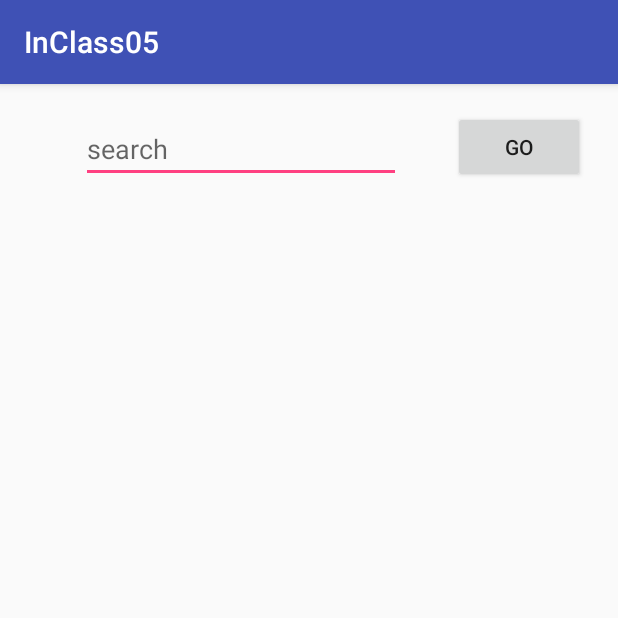
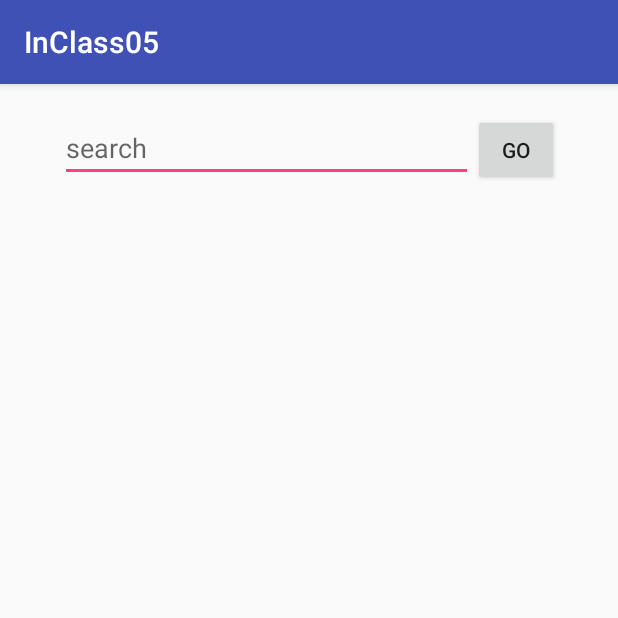
Before and after one commit to StephenWeber11/InClass05, an Android app: the screen it shows after launch (MainActivity), on a phone screen of 412 x 824 dp, the top half of it. Run offline under Robolectric (Android 15) with nearby library versions, the phone set to English and light mode, and no system bars.

Commit message:
Final adjustments

```diff
--- a/app/src/main/res/layout/activity_main.xml
+++ b/app/src/main/res/layout/activity_main.xml
@@ -1,60 +1,79 @@
 <?xml version="1.0" encoding="utf-8"?>
 <RelativeLayout xmlns:android="http://schemas.android.com/apk/res/android"
     xmlns:app="http://schemas.android.com/apk/res-auto"
+    xmlns:tools="http://schemas.android.com/tools"
     android:layout_width="match_parent"
-    android:layout_height="match_parent">
+    android:layout_height="match_parent"
+    android:padding="20dp"
+    tools:context="com.uncc.mobileappdev.inclass05.MainActivity">
+    <LinearLayout
+        android:id="@+id/linear"
+        android:layout_width="match_parent"
+        android:layout_height="wrap_content"
+        android:orientation="horizontal">
+
+        <EditText
+            android:id="@+id/editText_search"
+            android:layout_width="397dp"
+            android:layout_height="wrap_content"
+            android:layout_weight="0.8"
+            android:layout_marginLeft="20dp"
+            android:hint="@string/search_string" />
 
         <Button
             android:id="@+id/button_go"
             android:layout_width="wrap_content"
             android:layout_height="wrap_content"
-        android:layout_alignParentEnd="true"
-        android:layout_alignParentTop="true"
-        android:layout_marginEnd="22dp"
-        android:layout_marginTop="18dp"
+            android:layout_marginEnd="19dp"
+            android:layout_marginRight="19dp"
+            android:layout_weight="0.2"
+            android:longClickable="true"
             android:text="@string/go_string" />
+    </LinearLayout>
 
-    <EditText
-        android:id="@+id/editText_search"
-        android:layout_width="wrap_content"
-        android:layout_height="wrap_content"
-        android:layout_alignBottom="@+id/button_go"
-        android:layout_alignParentStart="true"
-        android:layout_marginStart="54dp"
-        android:ems="10"
-        android:hint="@string/search_string" />
+    <LinearLayout
+        android:layout_width="match_parent"
+        android:layout_height="match_parent"
+        android:layout_below="@+id/linear"
+        android:orientation="vertical">
 
         <ImageView
             android:id="@+id/photoDisplay"
-        android:layout_width="400dp"
-        android:layout_height="400dp"
-        android:layout_below="@+id/button_go"
-        android:layout_centerHorizontal="true"
-        android:layout_marginTop="26dp"
+            android:layout_width="match_parent"
+            android:layout_height="0dp"
+            android:layout_marginTop="10dp"
+            android:layout_weight="0.8"
             android:contentDescription="@string/photo_content_desc" />
+
+        <RelativeLayout
+            android:layout_width="match_parent"
+            android:layout_height="0dp"
+            android:layout_weight="0.2"
+            android:gravity="bottom"
+            android:orientation="horizontal">
 
             <ImageButton
                 android:id="@+id/prev"
                 android:layout_width="100dp"
                 android:layout_height="50dp"
-        android:layout_alignEnd="@+id/editText_search"
-        android:layout_alignParentBottom="true"
-        android:layout_marginBottom="15dp"
-        android:layout_marginEnd="174dp"
-        android:background="?android:attr/colorBackground"
+                android:layout_alignParentLeft="true"
+                android:background="#0000"
                 android:contentDescription="@string/photo_left_arrow"
-        android:visibility="invisible"
-        app:srcCompat="@mipmap/prev" />
+                android:src="@mipmap/prev"
+                android:visibility="invisible"/>
 
             <ImageButton
                 android:id="@+id/next"
                 android:layout_width="100dp"
                 android:layout_height="50dp"
-        android:layout_alignParentEnd="true"
-        android:layout_alignTop="@+id/prev"
-        android:background="?android:attr/colorBackground"
+                android:layout_alignParentRight="true"
+                android:background="#0000"
                 android:contentDescription="@string/photo_right_arrow"
-        android:visibility="invisible"
-        app:srcCompat="@mipmap/next" />
+                android:src="@mipmap/next"
+                android:visibility="invisible"/>
 
         </RelativeLayout>
+
+    </LinearLayout>
+
+</RelativeLayout>
```
Lines whose indentation alone changed are shown as unchanged.
